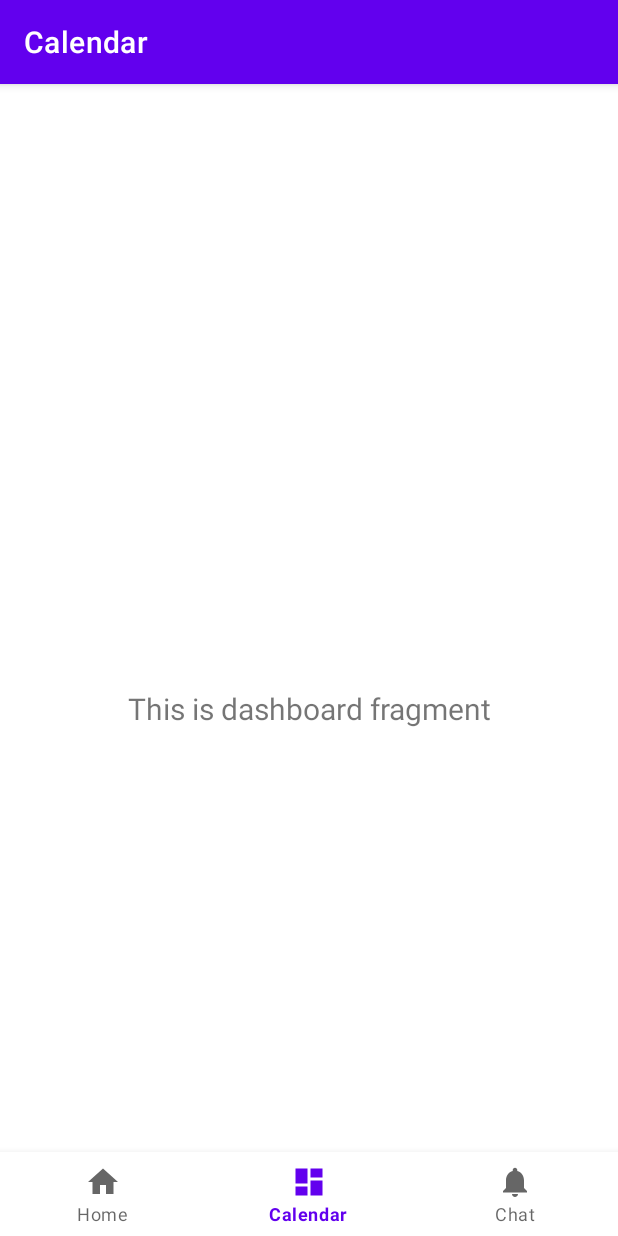
After one commit to serich17/MentalHealth, an Android app: the CalendarFragment screen opened through its navigation route, on a phone screen of 412 x 824 dp. The commit adds this screen. Run offline under Robolectric (Android 15) with nearby library versions, the phone set to English and light mode, and no system bars; our stand-ins replace navigation-ui.

Commit message:
Remaned Example Fragments to Home, Calendar, and Chat

```diff
--- /dev/null
+++ b/app/src/main/java/com/example/mentalhealthtracker/ui/calendar/CalendarFragment.java
@@ -0,0 +1,37 @@
+package com.example.mentalhealthtracker.ui.calendar;
+
+import android.os.Bundle;
+import android.view.LayoutInflater;
+import android.view.View;
+import android.view.ViewGroup;
+import android.widget.TextView;
+
+import androidx.annotation.NonNull;
+import androidx.fragment.app.Fragment;
+import androidx.lifecycle.ViewModelProvider;
+
+import com.example.mentalhealthtracker.databinding.FragmentCalendarBinding;
+
+public class CalendarFragment extends Fragment {
+
+    private FragmentCalendarBinding binding;
+
+    public View onCreateView(@NonNull LayoutInflater inflater,
+                             ViewGroup container, Bundle savedInstanceState) {
+        CalendarViewModel calendarViewModel =
+                new ViewModelProvider(this).get(CalendarViewModel.class);
+
+        binding = FragmentCalendarBinding.inflate(inflater, container, false);
+        View root = binding.getRoot();
+
+        final TextView textView = binding.textDashboard;
+        calendarViewModel.getText().observe(getViewLifecycleOwner(), textView::setText);
+        return root;
+    }
+
+    @Override
+    public void onDestroyView() {
+        super.onDestroyView();
+        binding = null;
+    }
+}
--- a/app/src/main/java/com/example/mentalhealthtracker/ui/dashboard/DashboardViewModel.java
+++ b/app/src/main/java/com/example/mentalhealthtracker/ui/calendar/CalendarViewModel.java
@@ -1,14 +1,14 @@
-package com.example.mentalhealthtracker.ui.dashboard;
+package com.example.mentalhealthtracker.ui.calendar;
 
 import androidx.lifecycle.LiveData;
 import androidx.lifecycle.MutableLiveData;
 import androidx.lifecycle.ViewModel;
 
-public class DashboardViewModel extends ViewModel {
+public class CalendarViewModel extends ViewModel {
 
     private final MutableLiveData<String> mText;
 
-    public DashboardViewModel() {
+    public CalendarViewModel() {
         mText = new MutableLiveData<>();
         mText.setValue("This is dashboard fragment");
     }
--- a/app/src/main/java/com/example/mentalhealthtracker/ui/notifications/NotificationsViewModel.java
+++ b/app/src/main/java/com/example/mentalhealthtracker/ui/chat/ChatViewModel.java
@@ -1,14 +1,14 @@
-package com.example.mentalhealthtracker.ui.notifications;
+package com.example.mentalhealthtracker.ui.chat;
 
 import androidx.lifecycle.LiveData;
 import androidx.lifecycle.MutableLiveData;
 import androidx.lifecycle.ViewModel;
 
-public class NotificationsViewModel extends ViewModel {
+public class ChatViewModel extends ViewModel {
 
     private final MutableLiveData<String> mText;
 
-    public NotificationsViewModel() {
+    public ChatViewModel() {
         mText = new MutableLiveData<>();
         mText.setValue("This is notifications fragment");
     }
--- a/app/src/main/res/layout/fragment_notifications.xml
+++ b/app/src/main/res/layout/fragment_calendar.xml
@@ -4,10 +4,10 @@
     xmlns:tools="http://schemas.android.com/tools"
     android:layout_width="match_parent"
     android:layout_height="match_parent"
-    tools:context=".ui.notifications.NotificationsFragment">
+    tools:context=".ui.calendar.CalendarFragment">
 
     <TextView
-        android:id="@+id/text_notifications"
+        android:id="@+id/text_dashboard"
         android:layout_width="match_parent"
         android:layout_height="wrap_content"
         android:layout_marginStart="8dp"
--- a/app/src/main/res/layout/fragment_dashboard.xml
+++ b/app/src/main/res/layout/fragment_chat.xml
@@ -4,10 +4,10 @@
     xmlns:tools="http://schemas.android.com/tools"
     android:layout_width="match_parent"
     android:layout_height="match_parent"
-    tools:context=".ui.dashboard.DashboardFragment">
+    tools:context=".ui.chat.ChatFragment">
 
     <TextView
-        android:id="@+id/text_dashboard"
+        android:id="@+id/text_notifications"
         android:layout_width="match_parent"
         android:layout_height="wrap_content"
         android:layout_marginStart="8dp"
--- a/app/src/main/res/menu/bottom_nav_menu.xml
+++ b/app/src/main/res/menu/bottom_nav_menu.xml
@@ -9,11 +9,11 @@
     <item
         android:id="@+id/navigation_calendar"
         android:icon="@drawable/ic_dashboard_black_24dp"
-        android:title="@string/title_dashboard" />
+        android:title="@string/title_calendar" />
 
     <item
         android:id="@+id/navigation_chat"
         android:icon="@drawable/ic_notifications_black_24dp"
-        android:title="@string/title_notifications" />
+        android:title="@string/title_chat" />
 
 </menu>
--- a/app/src/main/res/navigation/mobile_navigation.xml
+++ b/app/src/main/res/navigation/mobile_navigation.xml
@@ -12,14 +12,14 @@
         tools:layout="@layout/fragment_home" />
 
     <fragment
-        android:id="@+id/navigation_dashboard"
-        android:name="com.example.mentalhealthtracker.ui.dashboard.DashboardFragment"
-        android:label="@string/title_dashboard"
-        tools:layout="@layout/fragment_dashboard" />
+        android:id="@+id/navigation_calendar"
+        android:name="com.example.mentalhealthtracker.ui.calendar.CalendarFragment"
+        android:label="@string/title_calendar"
+        tools:layout="@layout/fragment_calendar" />
 
     <fragment
-        android:id="@+id/navigation_notifications"
-        android:name="com.example.mentalhealthtracker.ui.notifications.NotificationsFragment"
-        android:label="@string/title_notifications"
-        tools:layout="@layout/fragment_notifications" />
+        android:id="@+id/navigation_chat"
+        android:name="com.example.mentalhealthtracker.ui.chat.ChatFragment"
+        android:label="@string/title_chat"
+        tools:layout="@layout/fragment_chat" />
 </navigation>
--- a/app/src/main/res/values/strings.xml
+++ b/app/src/main/res/values/strings.xml
@@ -1,6 +1,6 @@
 <resources>
     <string name="app_name">Mental Health Tracker</string>
     <string name="title_home">Home</string>
-    <string name="title_dashboard">Dashboard</string>
-    <string name="title_notifications">Notifications</string>
+    <string name="title_calendar">Calendar</string>
+    <string name="title_chat">Chat</string>
 </resources>
```
Also changed, not shown: app/src/main/java/com/example/mentalhealthtracker/ui/chat/ChatFragment.java (renamed from app/src/main/java/com/example/mentalhealthtracker/ui/dashboard/DashboardFragment.java, +9 -9 lines), app/src/main/java/com/example/mentalhealthtracker/ui/notifications/NotificationsFragment.java (deleted, +0 -37 lines).
